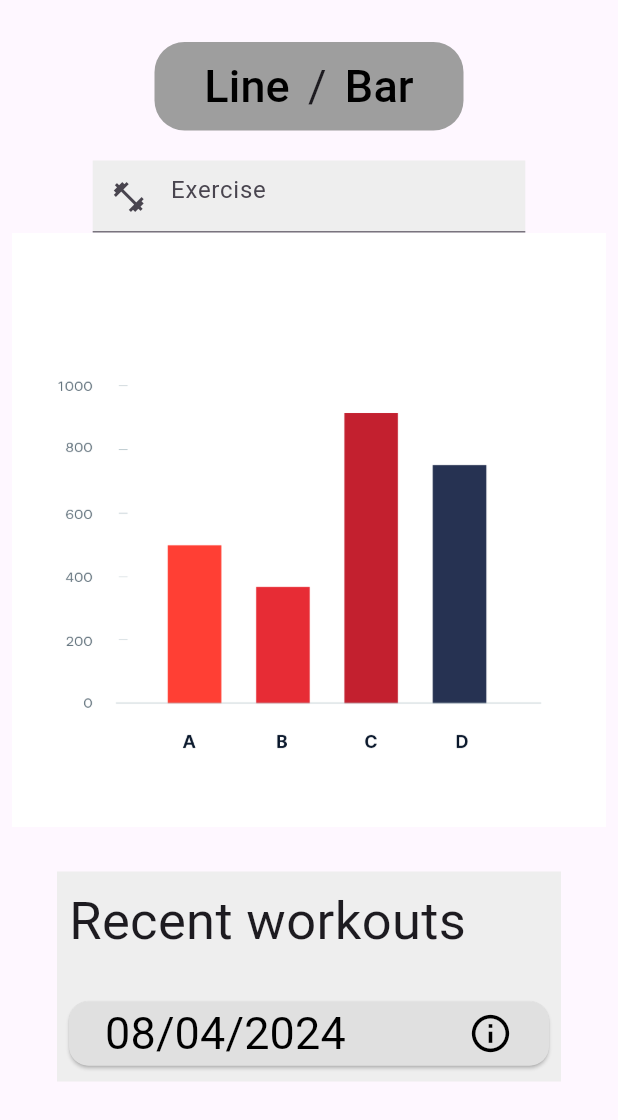
After one commit to 2022508/fitness_app, a Flutter app: the LogScreen screen opened directly, on a phone screen of 412 x 824 dp. The commit adds this screen. Shown: the top 1120 px of the screen. Run offline on Flutter 3.47's test engine with Material 3 defaults, Android fonts, the phone set to English and light mode, and no system bars.

Commit message:
log design

```diff
--- a/lib/screens/homepage_screen.dart
+++ b/lib/screens/homepage_screen.dart
@@ -21,7 +21,6 @@ class _HomePageState extends State<HomePage> {
             child: SingleChildScrollView(
       child: Padding(
         padding: const EdgeInsets.all(8.0),
-          child: Center(
         child: Container(
           width: width,
           margin: const EdgeInsets.all(30),
@@ -49,7 +48,7 @@ class _HomePageState extends State<HomePage> {
             ],
           ),
         ),
-          )),
+      ),
     )));
   }
 }
--- a/lib/screens/launch_screen.dart
+++ b/lib/screens/launch_screen.dart
@@ -207,6 +207,7 @@ class _LaunchScreenState extends State<LaunchScreen> {
   Widget build(BuildContext context) {
     return Scaffold(
       body: SafeArea(
+        child: SingleChildScrollView(
           child: Padding(
             padding: const EdgeInsets.all(60),
             child: Column(
@@ -229,13 +230,15 @@ class _LaunchScreenState extends State<LaunchScreen> {
                   children: [
                     Expanded(
                         child: MyElevatedButton(
-                          text: "Sign up", onPressed: signUpModalBottomSheet)),
+                            text: "Sign up",
+                            onPressed: signUpModalBottomSheet)),
                   ],
                 ),
               ],
             ),
           ),
         ),
+      ),
     );
   }
 }
--- /dev/null
+++ b/lib/screens/log_screen.dart
@@ -0,0 +1,103 @@
+// ignore_for_file: prefer_const_literals_to_create_immutables, prefer_const_constructors
+
+import 'package:fitness_app/components/workouts_button.dart';
+import 'package:flutter/material.dart';
+
+class LogScreen extends StatefulWidget {
+  const LogScreen({super.key});
+
+  @override
+  State<LogScreen> createState() => _LogScreenState();
+}
+
+class _LogScreenState extends State<LogScreen> {
+  @override
+  Widget build(BuildContext context) {
+    double width = MediaQuery.of(context).size.width;
+
+    return Scaffold(
+        body: SafeArea(
+            child: SingleChildScrollView(
+      child: Padding(
+          padding: const EdgeInsets.all(8),
+          child: Center(
+            child: Column(
+              children: [
+                SizedBox(height: 20),
+                Container(
+                    // alignment: Alignment.center,
+                    width: width * 0.5,
+                    decoration: BoxDecoration(
+                      color: Colors.grey,
+                      borderRadius: BorderRadius.circular(20.0),
+                    ),
+                    child: Row(
+                        mainAxisAlignment: MainAxisAlignment.center,
+                        children: [
+                          TextButton(
+                              onPressed: () {},
+                              child: Text("Line",
+                                  style: TextStyle(
+                                      fontSize: 30, color: Colors.black))),
+                          Text(
+                            "/",
+                            style: TextStyle(fontSize: 30),
+                          ),
+                          TextButton(
+                              onPressed: () {},
+                              child: Text("Bar",
+                                  style: TextStyle(
+                                      fontSize: 30, color: Colors.black))),
+                        ])),
+                SizedBox(height: 20),
+                Container(
+                  width: width * 0.7,
+                  color: Colors.grey[200],
+                  child: Row(
+                    children: [
+                      Expanded(
+                        child: TextField(
+                            decoration: InputDecoration(
+                                prefixIcon: Icon(Icons.fitness_center),
+                                hintText: "Exercise")),
+                      ),
+                    ],
+                  ),
+                ),
+                SizedBox(
+                  width: width,
+                  child: Image.asset('assets/images/barChart.png'),
+                ),
+                Container(
+                  width: width,
+                  margin: const EdgeInsets.all(30),
+                  color: Colors.grey[200],
+                  child: Column(
+                    crossAxisAlignment: CrossAxisAlignment.start,
+                    children: [
+                      Padding(
+                        padding: const EdgeInsets.all(8.0),
+                        child: Text(
+                          'Recent workouts',
+                          style: TextStyle(
+                            fontSize: 35,
+                            fontWeight: FontWeight.w400,
+                          ),
+                        ),
+                      ),
+                      SizedBox(
+                        height: 10,
+                      ),
+                      Padding(
+                        padding: const EdgeInsets.all(8.0),
+                        child: MyWorkoutsButton(text: "08/04/2024"),
+                      ),
+                    ],
+                  ),
+                ),
+              ],
+            ),
+          )),
+    )));
+  }
+}
--- a/pubspec.yaml
+++ b/pubspec.yaml
@@ -59,7 +59,9 @@ flutter:
   uses-material-design: true
 
   # To add assets to your application, add an assets section, like this:
-  # assets:
+  assets:
+    - assets/images/
+
   #   - images/a_dot_burr.jpeg
   #   - images/a_dot_ham.jpeg
 
```
Also changed, not shown: assets/images/barChart.png (added). Lines whose indentation alone changed are shown as unchanged.
